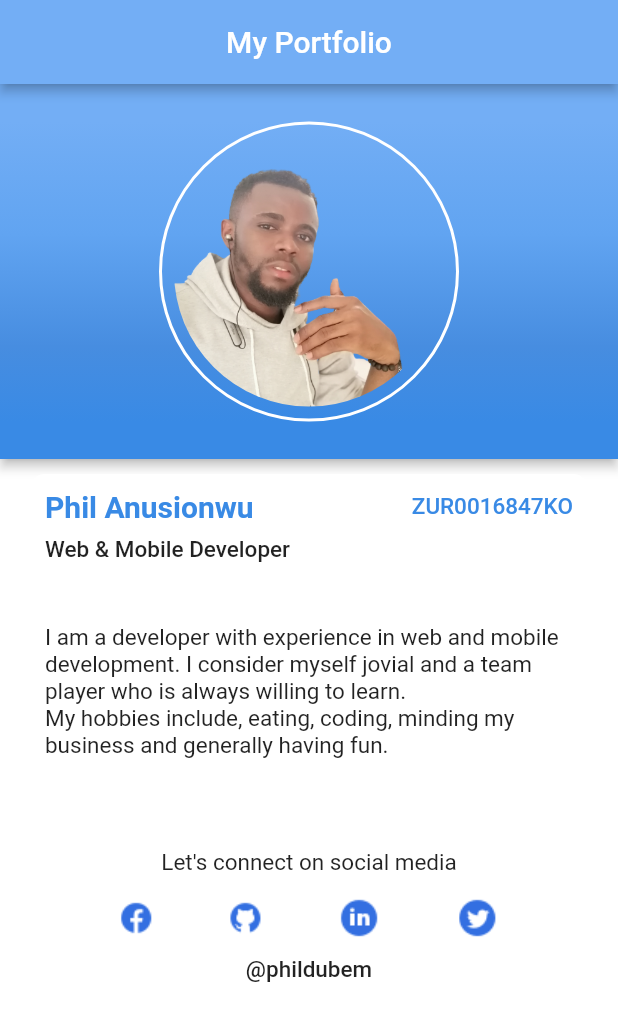
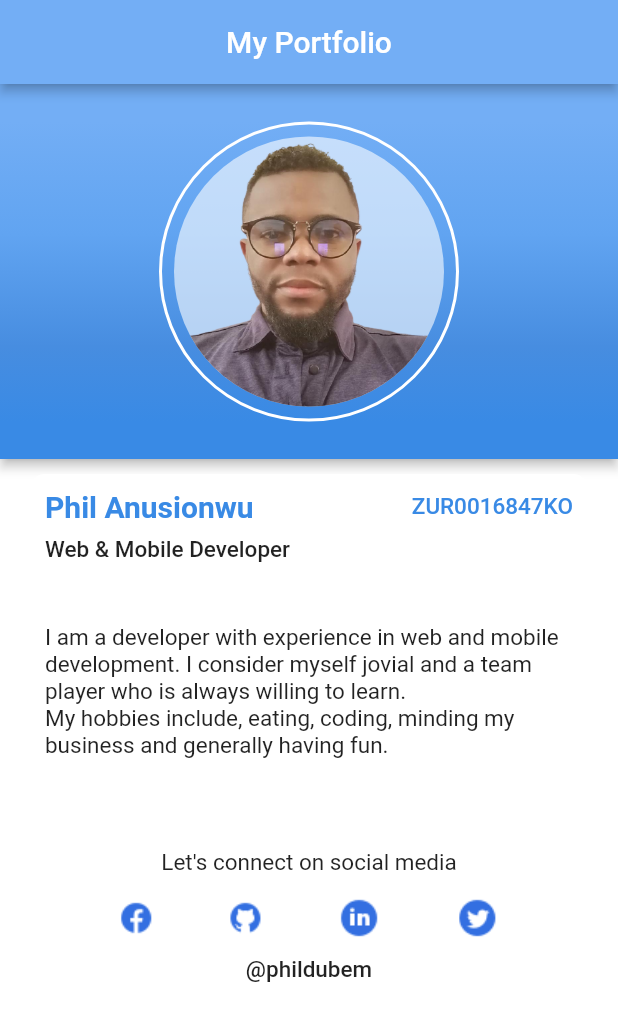
Before and after one commit to phildubem/I4G-Flutter-1.1, a Flutter app: the screen it shows after launch, on a phone screen of 412 x 824 dp. Shown: the top 1021 px of the screen. Run offline on Flutter 3.47's test engine with Material 2 defaults, Android fonts, the phone set to English and light mode, and no system bars.

Commit message:
Final Commit

```diff
--- a/lib/main.dart
+++ b/lib/main.dart
@@ -62,10 +62,10 @@ class PortfolioApp extends StatelessWidget {
                          decoration: BoxDecoration(
                            image: DecorationImage (
                              image:  AssetImage('assets/images/avi.png'),
-                               fit: BoxFit.cover
+                               fit: BoxFit.cover,
                            ),
                              borderRadius: BorderRadius.circular(100),
-                             color: Colors.transparent
+                             color: Colors.white60
                          ),
                        ),
                      ),
```
Also changed, not shown: assets/images/avi.png.
